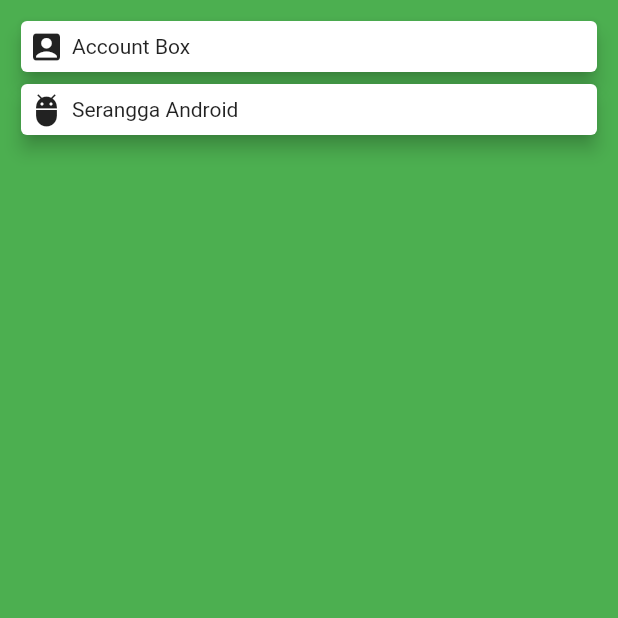
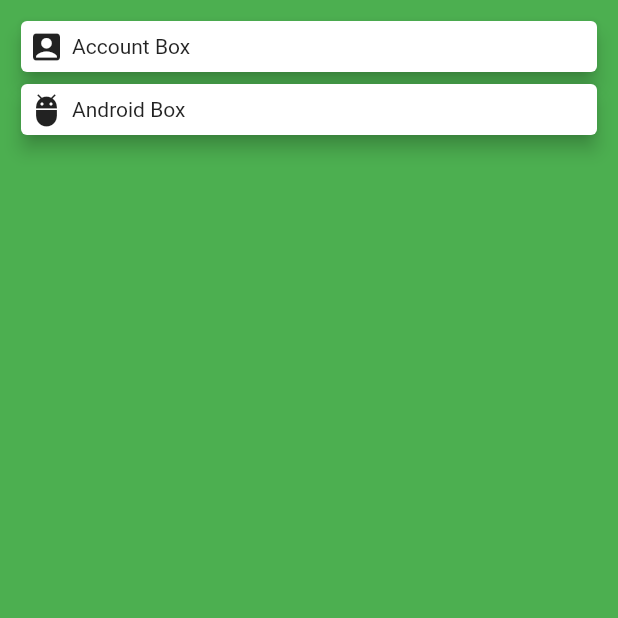
Before and after one commit to dribrahim004/BelajarFlutterByEricoDarmawanHandoyo, a Flutter app: the screen it shows after launch, on a phone screen of 412 x 824 dp, the top half of it. Run offline on Flutter 3.47's test engine with Material 2 defaults, Android fonts, the phone set to English and light mode, and no system bars.

Commit message:
ganti desc

```diff
--- a/latihan18_card_widget/lib/main.dart
+++ b/latihan18_card_widget/lib/main.dart
@@ -13,11 +13,11 @@ class MyApp extends StatelessWidget {
       home: Scaffold(
         backgroundColor: Colors.green,
         body: Container(
-          margin: EdgeInsets.all(10),
+          margin: const EdgeInsets.all(10),
           child: ListView(
             children: <Widget>[
               buildCard(Icons.account_box, "Account Box"),
-              buildCard(Icons.adb, "Serangga Android")
+              buildCard(Icons.adb, "Android Box")
             ],
           ),
         ),
```
